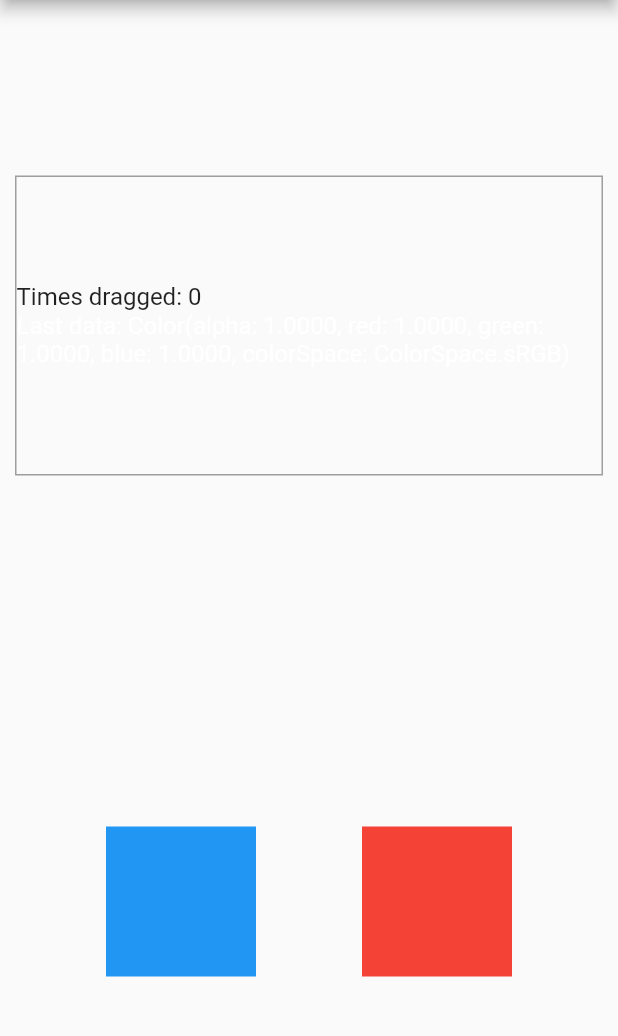
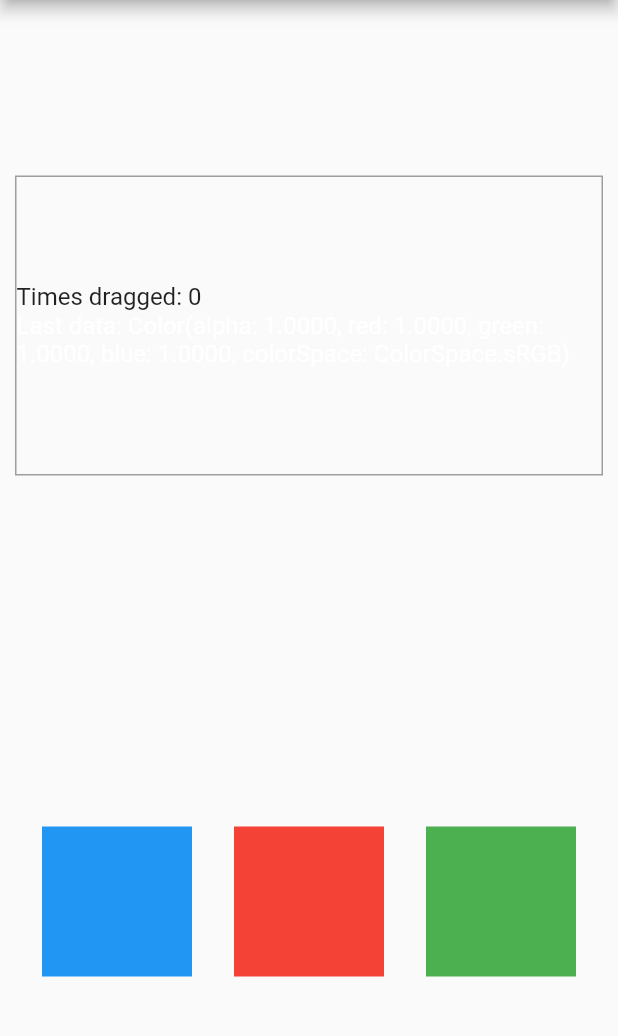
Before and after one commit to Elf80lvl/flutterDragAndDrop, a Flutter app: the screen it shows after launch, on a phone screen of 412 x 824 dp, the part 84-1120 px from its top. Run offline on Flutter 3.47's test engine with Material 2 defaults, Android fonts, the light colour scheme and no system bars; missing offline and left inert: drag_and_drop_lists.

Commit message:
first commit3

```diff
--- a/lib/main.dart
+++ b/lib/main.dart
@@ -89,16 +89,22 @@ class _MyHomePageState extends State<MyHomePage> {
                   // the data that we want to pass with draggable widget
                   data: Colors.blue,
                   //thing that we drag
-                  feedback: ContainerBlue(),
+                  feedback: ContainerCustom(Colors.blue),
                   //what we see before dragging
-                  child: ContainerBlue(),
+                  child: ContainerCustom(Colors.blue),
                   //what remains behind
                   childWhenDragging: Empty(),
                 ),
                 Draggable<Color>(
                   data: Colors.red,
-                  feedback: ContainerRed(),
-                  child: ContainerRed(),
+                  feedback: ContainerCustom(Colors.red),
+                  child: ContainerCustom(Colors.red),
+                  childWhenDragging: Empty(),
+                ),
+                Draggable<Color>(
+                  data: Colors.green,
+                  feedback: ContainerCustom(Colors.green),
+                  child: ContainerCustom(Colors.green),
                   childWhenDragging: Empty(),
                 )
               ],
@@ -125,32 +131,16 @@ class Empty extends StatelessWidget {
   }
 }
 
-class ContainerRed extends StatelessWidget {
-  const ContainerRed({
-    Key? key,
-  }) : super(key: key);
+class ContainerCustom extends StatelessWidget {
+  final Color color;
+  const ContainerCustom(this.color);
 
   @override
   Widget build(BuildContext context) {
     return Container(
       height: 100,
       width: 100,
-      color: Colors.red,
+      color: color,
     );
   }
 }
-
-class ContainerBlue extends StatelessWidget {
-  const ContainerBlue({
-    Key? key,
-  }) : super(key: key);
-
-  @override
-  Widget build(BuildContext context) {
-    return Container(
-      height: 100,
-      width: 100,
-      color: Colors.blue,
-    );
-  }
-}
```
